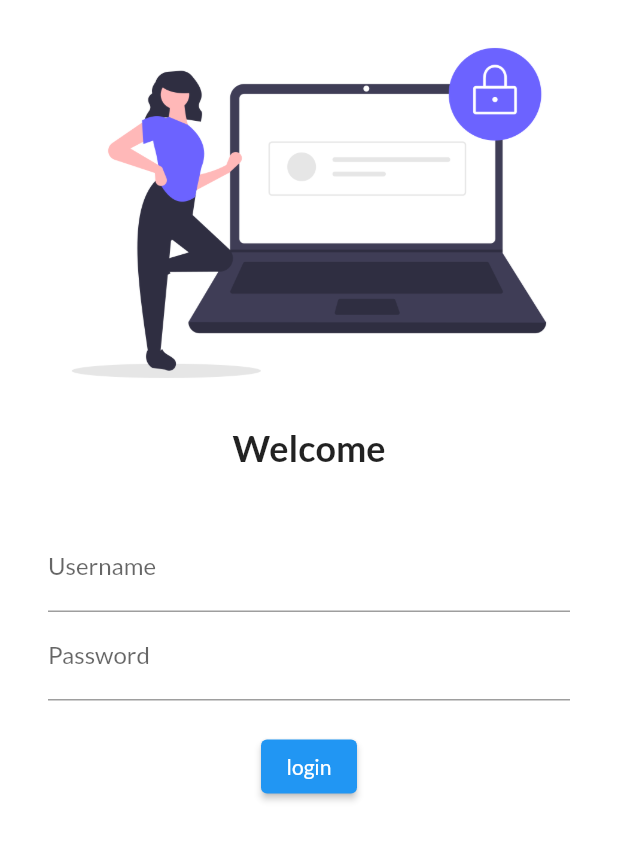
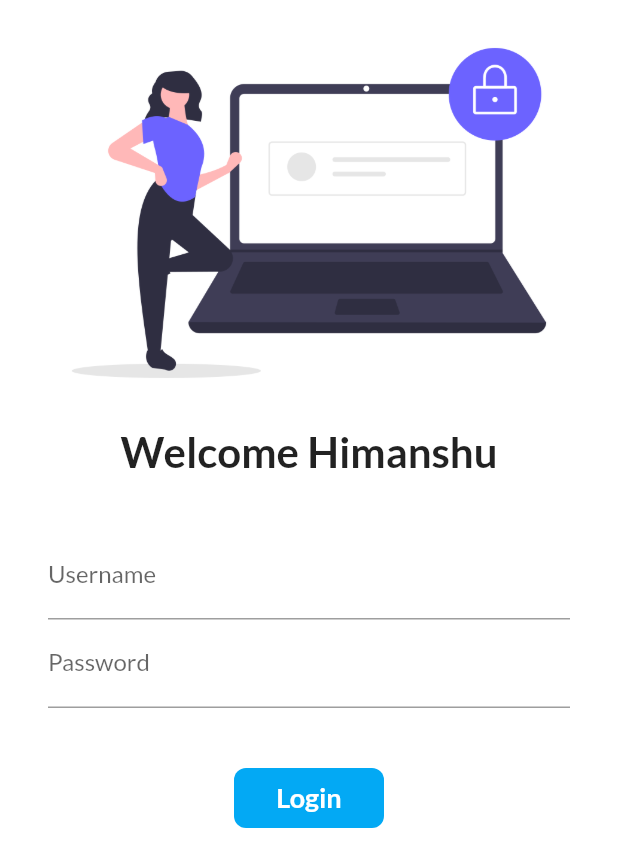
Before and after one commit to himanshubhadoria2727/flutter_start, a Flutter app: the screen it shows after launch, on a phone screen of 412 x 824 dp. Shown: the top 867 px of the screen. Run offline on Flutter 3.47's test engine with Material 2 defaults, Android fonts, the phone set to English and light mode, and no system bars; our stand-ins replace google_fonts.

Commit message:
third commit

```diff
--- a/lib/main.dart
+++ b/lib/main.dart
@@ -1,5 +1,6 @@
 import 'package:flutter/material.dart';
 import 'package:flutter_app/pages/login_page.dart';
+import 'package:flutter_app/utils/routes.dart';
 import 'package:google_fonts/google_fonts.dart';
 import 'pages/home_page.dart';
 
@@ -20,15 +21,15 @@ class MyApp extends StatelessWidget {
       themeMode: ThemeMode.light,
       theme: ThemeData(
           brightness: Brightness.light,
-          primarySwatch: Colors.blue,
+          primarySwatch: Colors.lightBlue,
           fontFamily: GoogleFonts.lato().fontFamily,
           primaryTextTheme: GoogleFonts.latoTextTheme()),
       //home: const HomePage(),
       initialRoute: "/",
       routes: {
         "/": (context) => LoginPage(),
-        "/home": (context) => HomePage(),
-        "/login": (context) => LoginPage(),
+        MyRoutes.homeRoute: (context) => HomePage(),
+        MyRoutes.loginRoute: (context) => LoginPage(),
       },
     );
   }
--- a/lib/pages/login_page.dart
+++ b/lib/pages/login_page.dart
@@ -1,53 +1,85 @@
 import 'package:flutter/material.dart';
+import 'package:flutter_app/pages/home_page.dart';
+import 'package:flutter_app/utils/routes.dart';
 
-class LoginPage extends StatelessWidget {
+class LoginPage extends StatefulWidget {
+  @override
+  State<LoginPage> createState() => _LoginPageState();
+}
+
+class _LoginPageState extends State<LoginPage> {
+  String name = "Himanshu";
   @override
   Widget build(BuildContext context) {
     return Material(
         color: Colors.white,
+        child: SingleChildScrollView(
           child: Column(
             children: [
               Image.asset("assets/images/login_image.png", fit: BoxFit.cover),
               Text(
-              "Welcome",
-              style: TextStyle(
-                fontSize: 24,
+                "Welcome $name",
+                style: const TextStyle(
+                  fontSize: 28,
                   fontWeight: FontWeight.bold,
                 ),
               ),
-            SizedBox(
+              const SizedBox(
                 height: 20.0,
               ),
               Padding(
-              padding:
-                  const EdgeInsets.symmetric(vertical: 16.0, horizontal: 32.0),
+                padding: const EdgeInsets.symmetric(
+                    vertical: 16.0, horizontal: 32.0),
                 child: Column(
                   children: [
                     TextFormField(
-                    decoration: InputDecoration(
+                      decoration: const InputDecoration(
                         hintText: "Enter Username",
                         labelText: "Username",
                       ),
+                      onChanged: (value) {
+                        name = value;
+                        setState(() {});
+                      },
                     ),
                     TextFormField(
                       obscureText: true,
-                    decoration: InputDecoration(
+                      decoration: const InputDecoration(
                         hintText: "Enter Password",
                         labelText: "Password",
                       ),
                     ),
-                  SizedBox(
-                    height: 20.0,
+                    const SizedBox(
+                      height: 40.0,
                     ),
-                  ElevatedButton(
-                    child: Text("login"),
-                    style: TextButton.styleFrom(),
-                    onPressed: () {},
-                  )
+                    Container(
+                      width: 100,
+                      height: 40,
+                      alignment: Alignment.center,
+                      child: const Text(
+                        "Login",
+                        style: TextStyle(
+                            color: Colors.white,
+                            fontWeight: FontWeight.bold,
+                            fontSize: 18),
+                      ),
+                      decoration: BoxDecoration(
+                          color: Colors.lightBlue,
+                          borderRadius: BorderRadius.circular(8)),
+                    ),
+                    // ElevatedButton(
+                    //   child: const Text("login"),
+                    //   style: TextButton.styleFrom(
+                    //       minimumSize: const Size(140, 40)),
+                    //   onPressed: () {
+                    //     Navigator.pushNamed(context, MyRoutes.homeRoute);
+                    //   },
+                    // )
                   ],
                 ),
               ),
             ],
+          ),
         ));
   }
 }
--- /dev/null
+++ b/lib/utils/routes.dart
@@ -0,0 +1,4 @@
+class MyRoutes {
+  static String homeRoute = '/home';
+  static String loginRoute = '/login';
+}
```
Lines whose indentation alone changed are shown as unchanged.
